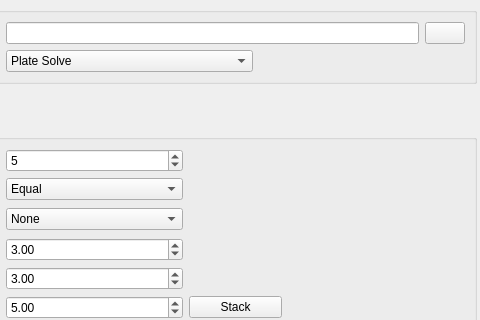
Qt form kstars/fitsviewer/livestacking.ui (geeksville/kstars-fork) before a commit; both pictures show x 203 to 683 and y 292 to 612 of the 683 by 863 pixel window.
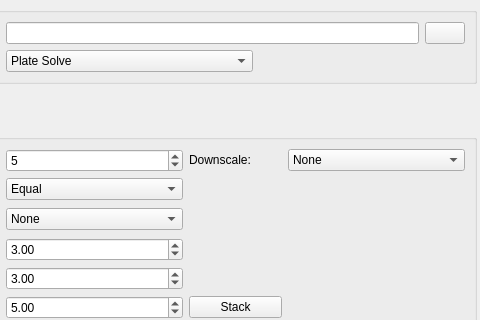
The same form after that commit. Icons and pictures are not drawn. Custom widgets are drawn as their Qt base class.

Patch:
```diff
--- a/kstars/fitsviewer/livestacking.ui
+++ b/kstars/fitsviewer/livestacking.ui
@@ -400,6 +400,52 @@
         </property>
        </widget>
       </item>
+      <item row="0" column="2">
+       <widget class="QLabel" name="DownscaleLabel">
+        <property name="sizePolicy">
+         <sizepolicy hsizetype="Preferred" vsizetype="Fixed">
+          <horstretch>0</horstretch>
+          <verstretch>0</verstretch>
+         </sizepolicy>
+        </property>
+        <property name="text">
+         <string>Downscale:</string>
+        </property>
+        <property name="buddy">
+         <cstring>kcfg_FitsLSDownscale</cstring>
+        </property>
+       </widget>
+      </item>
+      <item row="0" column="3">
+       <widget class="QComboBox" name="kcfg_FitsLSDownscale">
+        <property name="toolTip">
+         <string>&lt;html&gt;&lt;head/&gt;&lt;body&gt;&lt;p&gt;Downscale images:&lt;/p&gt;&lt;p&gt;- None. No downscaling applied .&lt;/p&gt;&lt;p&gt;- 2x2. Subs and masters are downscaled 2x2.&lt;/p&gt;&lt;p&gt;- 3x3. Subs and masters are downscaled 3x3.&lt;/p&gt;&lt;p&gt;- 4x4. Subs and masters are downscaled 4x4.&lt;/p&gt;&lt;/body&gt;&lt;/html&gt;</string>
+        </property>
+        <property name="currentText">
+         <string>None</string>
+        </property>
+        <item>
+         <property name="text">
+          <string>None</string>
+         </property>
+        </item>
+        <item>
+         <property name="text">
+          <string>2x2</string>
+         </property>
+        </item>
+        <item>
+         <property name="text">
+          <string>3x3</string>
+         </property>
+        </item>
+        <item>
+         <property name="text">
+          <string>4x4</string>
+         </property>
+        </item>
+       </widget>
+      </item>
      </layout>
     </widget>
    </item>
```
Left out of the diff: 4 changed lines with no effect on the pictures.
